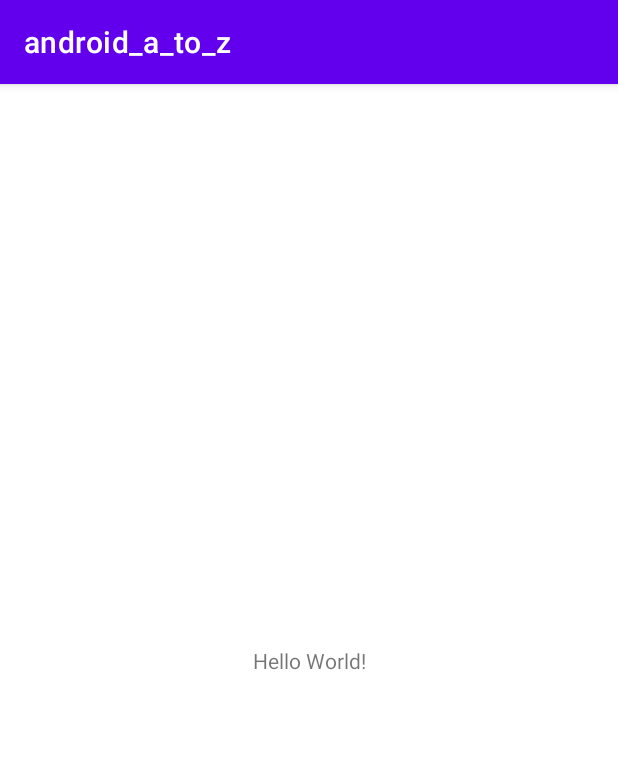
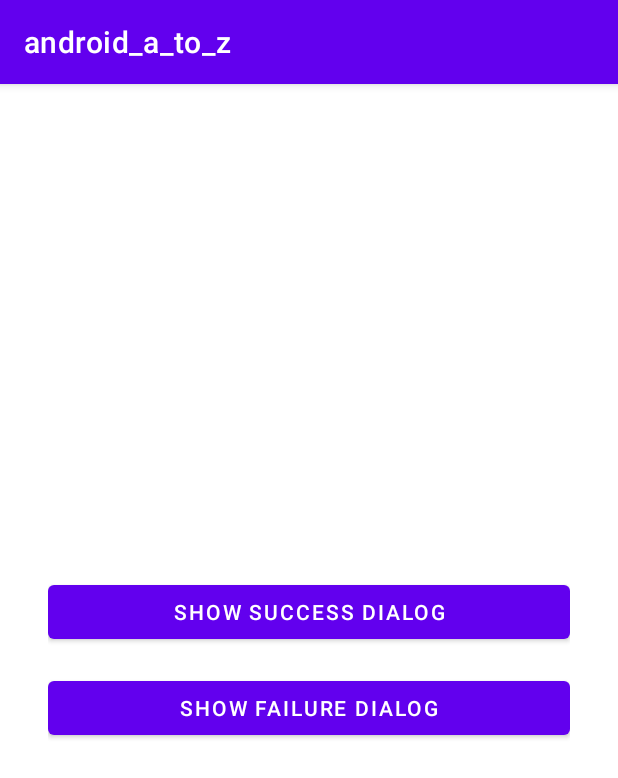
Before and after one commit to sadataljony/android_a_to_z, an Android app: the screen it shows after launch (MainActivity), on a phone screen of 412 x 824 dp. Shown: the top 778 px of the screen. Run offline under Robolectric (Android 15) with nearby library versions, the phone set to English and light mode, and no system bars.

Commit message:
add success and failure dialog

```diff
--- a/app/src/main/java/com/sadataljony/app/android/android_a_to_z/MainActivity.kt
+++ b/app/src/main/java/com/sadataljony/app/android/android_a_to_z/MainActivity.kt
@@ -2,10 +2,36 @@ package com.sadataljony.app.android.android_a_to_z
 
 import androidx.appcompat.app.AppCompatActivity
 import android.os.Bundle
+import com.sadataljony.app.android.android_a_to_z.databinding.ActivityMainBinding
 
 class MainActivity : AppCompatActivity() {
+
+    private lateinit var binding: ActivityMainBinding
+
     override fun onCreate(savedInstanceState: Bundle?) {
         super.onCreate(savedInstanceState)
-        setContentView(R.layout.activity_main)
+        binding = ActivityMainBinding.inflate(layoutInflater)
+        setContentView(binding.root)
+
+        binding.btnDialogSuccess.setOnClickListener {
+            this.showSuccessDialog(
+                title = "Success",
+                message = "Visiting Card Request Successful",
+                buttonTitle = "OK"
+            ) {
+//            showToast()
+                it.dismiss()
+            }
+        }
+
+        binding.btnDialogFailure.setOnClickListener {
+            this.showFailedDialog(
+                title = "Failure",
+                message = "This is a sample failure dialog",
+                buttonTitle = "Cancel"
+            ) {
+                it.dismiss()
+            }
+        }
     }
 }
--- a/app/src/main/res/layout/activity_main.xml
+++ b/app/src/main/res/layout/activity_main.xml
@@ -4,15 +4,31 @@
     xmlns:tools="http://schemas.android.com/tools"
     android:layout_width="match_parent"
     android:layout_height="match_parent"
+    android:padding="32dp"
     tools:context=".MainActivity">
 
-    <TextView
-        android:layout_width="wrap_content"
+    <Button
+        android:id="@+id/btnDialogSuccess"
+        android:layout_width="0dp"
         android:layout_height="wrap_content"
-        android:text="Hello World!"
+        android:text="@string/show_success_dialog"
+        app:layout_constraintBottom_toTopOf="@+id/btnDialogFailure"
+        app:layout_constraintEnd_toEndOf="parent"
+        app:layout_constraintHorizontal_bias="0.5"
+        app:layout_constraintStart_toStartOf="parent"
+        app:layout_constraintTop_toTopOf="parent"
+        app:layout_constraintVertical_chainStyle="packed" />
+
+    <Button
+        android:id="@+id/btnDialogFailure"
+        android:layout_width="0dp"
+        android:layout_height="wrap_content"
+        android:layout_marginTop="16dp"
+        android:text="@string/show_failure_dialog"
         app:layout_constraintBottom_toBottomOf="parent"
         app:layout_constraintEnd_toEndOf="parent"
+        app:layout_constraintHorizontal_bias="0.5"
         app:layout_constraintStart_toStartOf="parent"
-        app:layout_constraintTop_toTopOf="parent" />
+        app:layout_constraintTop_toBottomOf="@+id/btnDialogSuccess" />
 
 </androidx.constraintlayout.widget.ConstraintLayout>
--- a/app/src/main/res/values/strings.xml
+++ b/app/src/main/res/values/strings.xml
@@ -1,3 +1,5 @@
 <resources>
     <string name="app_name">android_a_to_z</string>
+    <string name="show_success_dialog">Show Success Dialog</string>
+    <string name="show_failure_dialog">Show Failure Dialog</string>
 </resources>
```
Also changed, not shown: app/build.gradle (+3 -5 lines), app/src/main/java/com/sadataljony/app/android/android_a_to_z/ViewExt.kt (added, +63 -0 lines).
